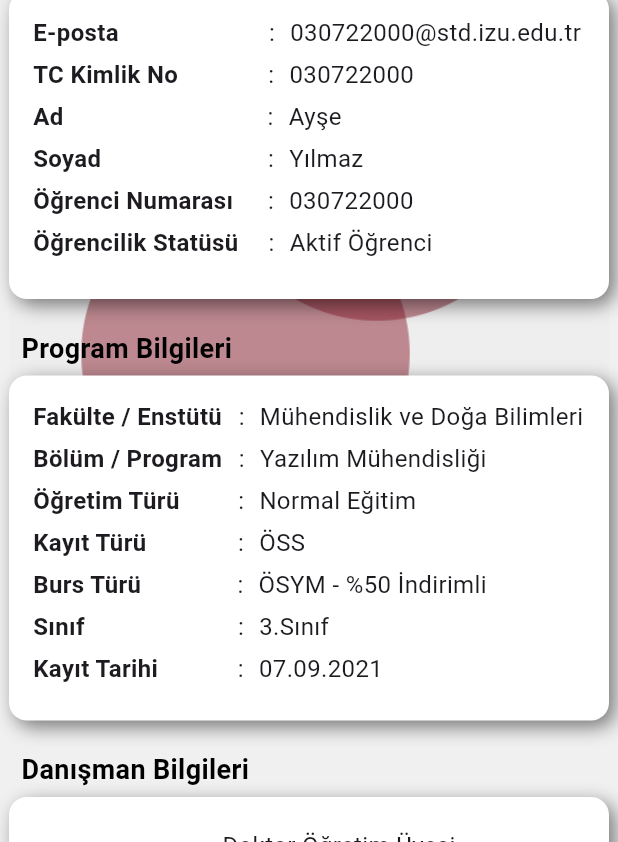
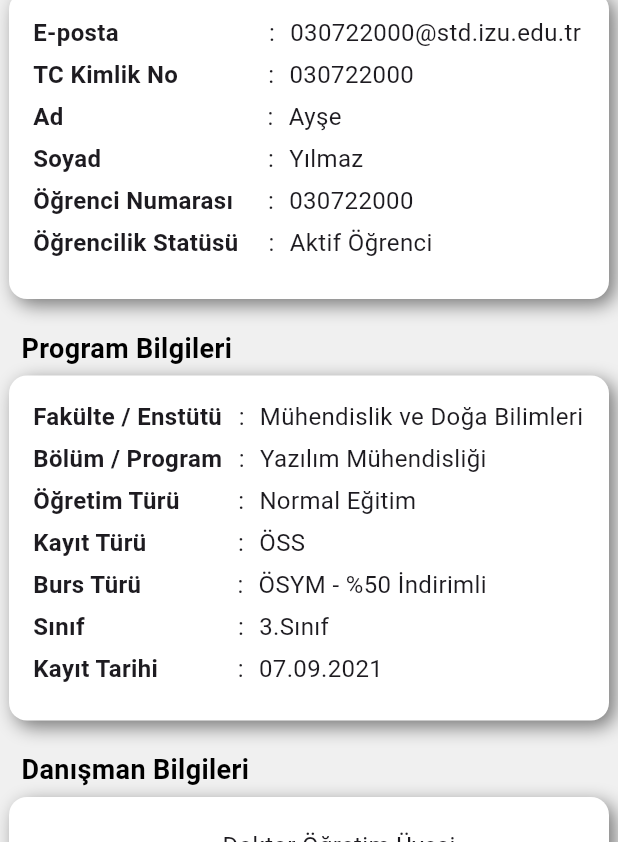
Before and after one commit to busrabetus/izu-mobil, a Flutter app: the basvuruformlari screen opened directly, in the side drawer, after a tap on "Öğrenci Bilgileri", on a phone screen of 412 x 824 dp, the part 394-1236 px from its top. Run offline on Flutter 3.47's test engine with Material 3 defaults, Android fonts, the phone set to English and light mode, and no system bars.

Commit message:
arka plan logosu sayfalardan  kaldırıldı.

```diff
--- a/lib/screens/basvuruformlari.dart
+++ b/lib/screens/basvuruformlari.dart
@@ -63,15 +63,6 @@ class _basvuruformlariState extends State<basvuruformlari> {
       drawer: drawer(),
       body: Stack(
         children: [
-          Align(
-            alignment: Alignment.center,
-            child: Image.asset(
-              'assets/images/circles.png',
-              width: 400,
-              height: 400,
-              fit: BoxFit.cover,
-            ),
-          ),
           SingleChildScrollView(
             padding: const EdgeInsets.all(16),
             child: Column(
--- a/lib/screens/ogrencibilgileri.dart
+++ b/lib/screens/ogrencibilgileri.dart
@@ -20,15 +20,6 @@ class _ogrencibilgileriState extends State<ogrencibilgileri> {
 
         body: Stack(
             children: [
-              Align(
-                alignment: Alignment.center,
-                child: Image.asset(
-                  'assets/images/circles.png',
-                  width: 400,
-                  height: 400,
-                  fit: BoxFit.cover,
-                ),
-              ),
               SingleChildScrollView(
                 child :Column(
                   mainAxisAlignment: MainAxisAlignment.center,
```
Also changed, not shown: lib/screens/login_page.dart (+0 -15 lines), lib/screens/sinavsonuclari.dart (+0 -10 lines), lib/screens/sinavtakvimi.dart (+1 -9 lines), lib/screens/transkript.dart (+1 -9 lines).
